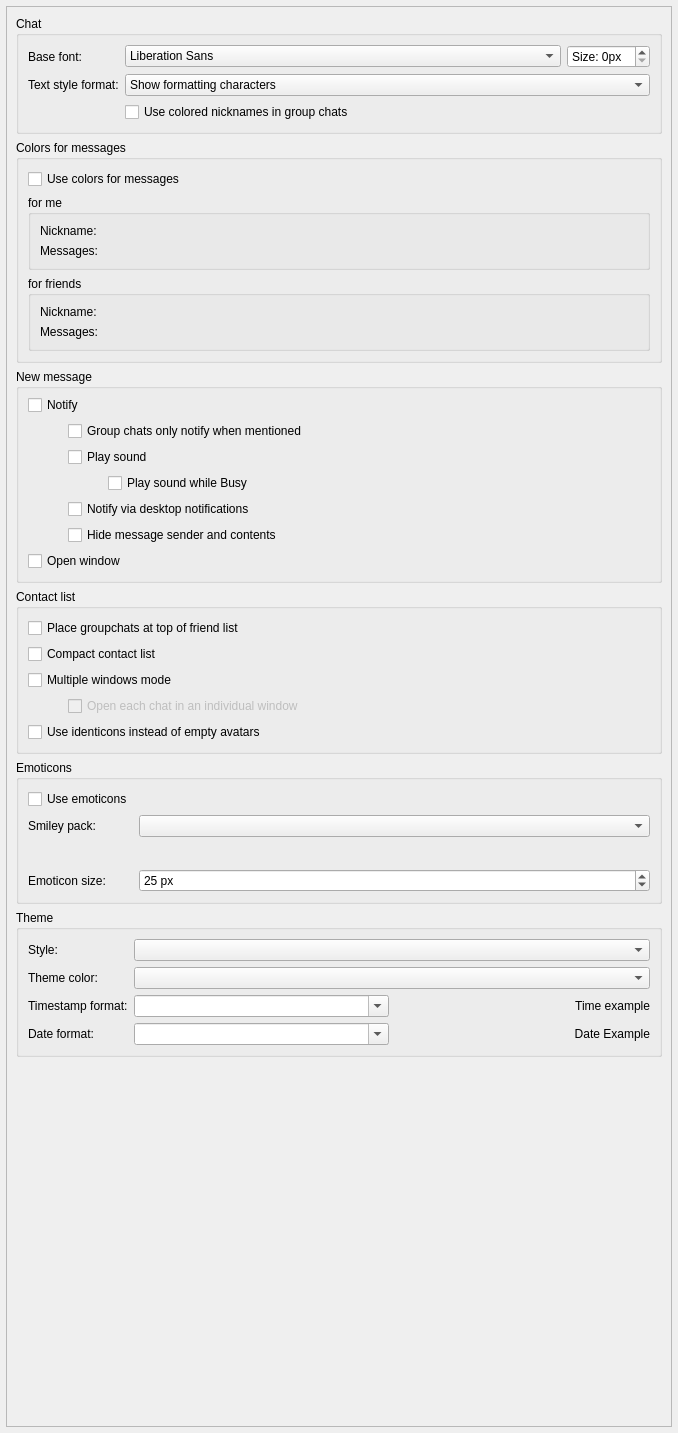
This is src/widget/form/settings/userinterfacesettings.ui in qTox/qTox as Qt 5 draws it before an edit. The edited form follows.
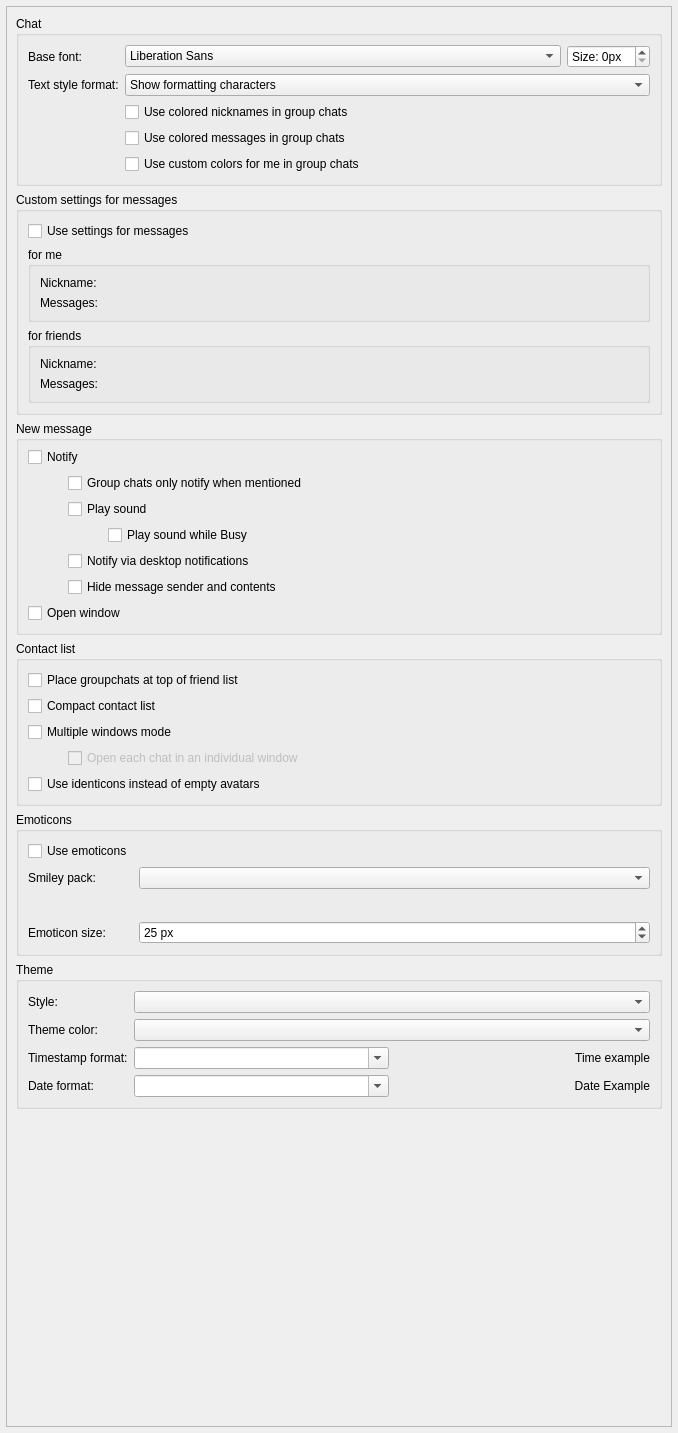
This is the edited form. Custom widgets are drawn as their Qt base class.

Commit message: feat: use custom color and font settings for group chats

What changed in the file:
```diff
--- a/src/widget/form/settings/userinterfacesettings.ui
+++ b/src/widget/form/settings/userinterfacesettings.ui
@@ -39,8 +39,8 @@
        <rect>
         <x>0</x>
         <y>0</y>
-        <width>664</width>
-        <height>1419</height>
+        <width>662</width>
+        <height>1417</height>
        </rect>
       </property>
       <layout class="QGridLayout" name="gridLayout">
@@ -517,6 +517,20 @@
             </property>
            </widget>
           </item>
+          <item row="4" column="1">
+           <widget class="QCheckBox" name="useColorsForUserInGroup">
+            <property name="text">
+             <string>Use custom colors for me in group chats</string>
+            </property>
+           </widget>
+          </item>
+          <item row="3" column="1">
+           <widget class="QCheckBox" name="useMsgColorsInGroup">
+            <property name="text">
+             <string>Use colored messages in group chats</string>
+            </property>
+           </widget>
+          </item>
          </layout>
         </widget>
        </item>
@@ -592,7 +606,7 @@
        <item row="1" column="0" colspan="2">
         <widget class="QGroupBox" name="groupBox">
          <property name="title">
-          <string>Colors for messages</string>
+          <string>Custom settings for messages</string>
          </property>
          <property name="checkable">
           <bool>false</bool>
@@ -601,7 +615,7 @@
           <item>
            <widget class="QCheckBox" name="useColorsForMessages">
             <property name="text">
-             <string>Use colors for messages</string>
+             <string>Use settings for messages</string>
             </property>
            </widget>
           </item>
```
Left out of the diff: 4 changed lines with no effect on the pictures. The commit also changes 11 other files.
